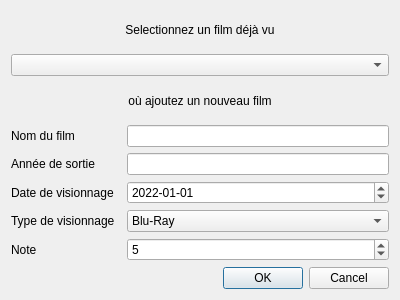
Above: Dialogs/AddViewDialog.ui from AmbreM71/MovieManager before the change. Below: the same form after it.
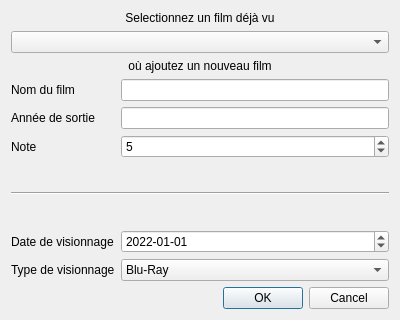
That is the form after the change.

Commit message: Fill combobox on add view dialog

What changed in the file:
```diff
--- a/Dialogs/AddViewDialog.ui
+++ b/Dialogs/AddViewDialog.ui
@@ -7,28 +7,71 @@
     <x>0</x>
     <y>0</y>
     <width>400</width>
-    <height>300</height>
+    <height>320</height>
    </rect>
   </property>
   <property name="windowTitle">
    <string>Ajouter un visionnage</string>
   </property>
   <layout class="QGridLayout" name="gridLayout">
-   <item row="4" column="0">
-    <widget class="QLabel" name="MovieReleaseYearLabel">
-     <property name="text">
-      <string>Année de sortie</string>
-     </property>
-    </widget>
-   </item>
-   <item row="6" column="0">
+   <item row="10" column="0">
     <widget class="QLabel" name="MovieViewTypeLabel">
      <property name="text">
       <string>Type de visionnage</string>
      </property>
     </widget>
    </item>
-   <item row="6" column="2">
+   <item row="3" column="0">
+    <widget class="QLabel" name="MovieNameLabel">
+     <property name="text">
+      <string>Nom du film</string>
+     </property>
+    </widget>
+   </item>
+   <item row="4" column="1">
+    <widget class="QLineEdit" name="MovieReleaseYearInput"/>
+   </item>
+   <item row="9" column="0">
+    <widget class="QLabel" name="MovieViewDateLabel">
+     <property name="text">
+      <string>Date de visionnage</string>
+     </property>
+    </widget>
+   </item>
+   <item row="6" column="0" colspan="2">
+    <spacer name="UpperVerticalSpacer">
+     <property name="orientation">
+      <enum>Qt::Vertical</enum>
+     </property>
+     <property name="sizeHint" stdset="0">
+      <size>
+       <width>20</width>
+       <height>40</height>
+      </size>
+     </property>
+    </spacer>
+   </item>
+   <item row="0" column="0" colspan="2">
+    <widget class="QLabel" name="SelectMovieLabel">
+     <property name="layoutDirection">
+      <enum>Qt::LeftToRight</enum>
+     </property>
+     <property name="text">
+      <string>Selectionnez un film déjà vu</string>
+     </property>
+     <property name="alignment">
+      <set>Qt::AlignCenter</set>
+     </property>
+    </widget>
+   </item>
+   <item row="5" column="0">
+    <widget class="QLabel" name="MovieRatingLabel">
+     <property name="text">
+      <string>Note</string>
+     </property>
+    </widget>
+   </item>
+   <item row="10" column="1">
     <widget class="QComboBox" name="ViewTypeComboBox">
      <property name="frame">
       <bool>true</bool>
@@ -70,40 +113,43 @@
      </item>
     </widget>
    </item>
-   <item row="3" column="2">
-    <widget class="QLineEdit" name="MovieNameInput"/>
-   </item>
-   <item row="3" column="0">
-    <widget class="QLabel" name="MovieNameLabel">
+   <item row="2" column="0" colspan="2">
+    <widget class="QLabel" name="NewMovieLabel">
      <property name="text">
-      <string>Nom du film</string>
-     </property>
-    </widget>
-   </item>
-   <item row="4" column="2">
-    <widget class="QLineEdit" name="MovieReleaseYearInput"/>
-   </item>
-   <item row="7" column="0">
-    <widget class="QLabel" name="MovieRatingLabel">
-     <property name="text">
-      <string>Note</string>
-     </property>
-    </widget>
-   </item>
-   <item row="0" column="0" colspan="3">
-    <widget class="QLabel" name="SelectMovieLabel">
-     <property name="layoutDirection">
-      <enum>Qt::LeftToRight</enum>
-     </property>
-     <property name="text">
-      <string>Selectionnez un film déjà vu</string>
+      <string>où ajoutez un nouveau film</string>
      </property>
      <property name="alignment">
       <set>Qt::AlignCenter</set>
      </property>
     </widget>
    </item>
-   <item row="5" column="2">
+   <item row="13" column="0" colspan="2">
+    <widget class="QDialogButtonBox" name="ButtonBox">
+     <property name="orientation">
+      <enum>Qt::Horizontal</enum>
+     </property>
+     <property name="standardButtons">
+      <set>QDialogButtonBox::Cancel|QDialogButtonBox::Ok</set>
+     </property>
+     <property name="centerButtons">
+      <bool>false</bool>
+     </property>
+    </widget>
+   </item>
+   <item row="1" column="0" colspan="2">
+    <widget class="QComboBox" name="ExistingMoviesComboBox"/>
+   </item>
+   <item row="5" column="1">
+    <widget class="QSpinBox" name="MovieRatingInput">
+     <property name="maximum">
+      <number>10</number>
+     </property>
+     <property name="value">
+      <number>5</number>
+     </property>
+    </widget>
+   </item>
+   <item row="9" column="1">
     <widget class="QDateEdit" name="MovieViewDateInput">
      <property name="dateTime">
       <datetime>
@@ -140,49 +186,36 @@
      </property>
     </widget>
    </item>
-   <item row="5" column="0">
-    <widget class="QLabel" name="MovieViewDateLabel">
+   <item row="4" column="0">
+    <widget class="QLabel" name="MovieReleaseYearLabel">
      <property name="text">
-      <string>Date de visionnage</string>
+      <string>Année de sortie</string>
      </property>
     </widget>
    </item>
-   <item row="2" column="0" colspan="3">
-    <widget class="QLabel" name="NewMovieLabel">
-     <property name="text">
-      <string>où ajoutez un nouveau film</string>
-     </property>
-     <property name="alignment">
-      <set>Qt::AlignCenter</set>
-     </property>
-    </widget>
-   </item>
-   <item row="1" column="0" colspan="3">
-    <widget class="QComboBox" name="ExistingMoviesComboBox"/>
-   </item>
-   <item row="7" column="2">
-    <widget class="QSpinBox" name="MovieRatingInput">
-     <property name="maximum">
-      <number>10</number>
-     </property>
-     <property name="value">
-      <number>5</number>
-     </property>
-    </widget>
-   </item>
-   <item row="9" column="0" colspan="3">
-    <widget class="QDialogButtonBox" name="ButtonBox">
+   <item row="7" column="0" colspan="2">
+    <widget class="Line" name="SeparationLine">
      <property name="orientation">
       <enum>Qt::Horizontal</enum>
      </property>
-     <property name="standardButtons">
-      <set>QDialogButtonBox::Cancel|QDialogButtonBox::Ok</set>
-     </property>
-     <property name="centerButtons">
-      <bool>false</bool>
-     </property>
     </widget>
    </item>
+   <item row="3" column="1">
+    <widget class="QLineEdit" name="MovieNameInput"/>
+   </item>
+   <item row="8" column="0" colspan="2">
+    <spacer name="LowerVerticalSpacer_2">
+     <property name="orientation">
+      <enum>Qt::Vertical</enum>
+     </property>
+     <property name="sizeHint" stdset="0">
+      <size>
+       <width>20</width>
+       <height>40</height>
+      </size>
+     </property>
+    </spacer>
+   </item>
   </layout>
  </widget>
  <resources/>
```
The commit also changes 3 other files.
